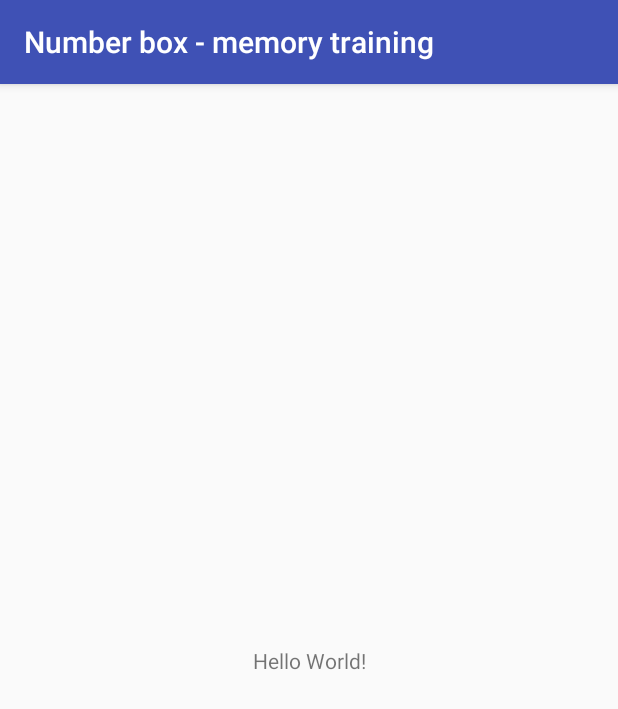
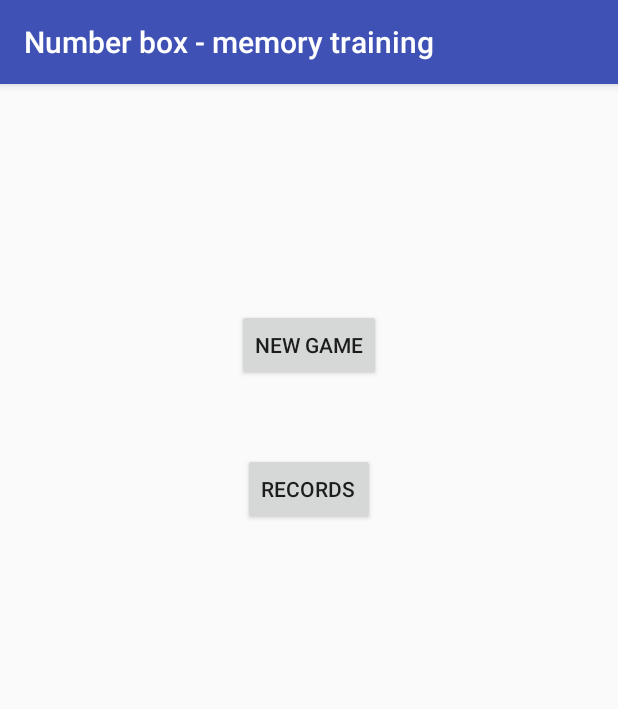
Before and after one commit to KillOK/Number-sequence---memory-training, an Android app: the screen it shows after launch (FirstScreenActivity before the commit, MainMenuActivity after it), on a phone screen of 412 x 824 dp. Shown: the top 709 px of the screen. Run offline under Robolectric (Android 15) with nearby library versions, the phone set to English and light mode, and no system bars.

Commit message:
Create Menu screen

```diff
--- a/app/src/main/AndroidManifest.xml
+++ b/app/src/main/AndroidManifest.xml
@@ -9,7 +9,7 @@
         android:roundIcon="@mipmap/ic_launcher_round"
         android:supportsRtl="true"
         android:theme="@style/AppTheme">
-        <activity android:name=".FirstScreenActivity">
+        <activity android:name=".mainMenu.MainMenuActivity">
             <intent-filter>
                 <action android:name="android.intent.action.MAIN" />
 
--- a/app/src/main/java/romansoviak/com/numberbox_memorytraining/FirstScreenActivity.kt
+++ /dev/null
@@ -1,12 +0,0 @@
-package romansoviak.com.numberbox_memorytraining
-
-import android.support.v7.app.AppCompatActivity
-import android.os.Bundle
-
-class FirstScreenActivity : AppCompatActivity() {
-
-    override fun onCreate(savedInstanceState: Bundle?) {
-        super.onCreate(savedInstanceState)
-        setContentView(R.layout.first_screen_activity)
-    }
-}
--- /dev/null
+++ b/app/src/main/java/romansoviak/com/numberbox_memorytraining/mainMenu/MainMenuActivity.java
@@ -0,0 +1,21 @@
+package romansoviak.com.numberbox_memorytraining.mainMenu;
+
+import android.app.Activity;
+import android.os.Bundle;
+import android.support.annotation.Nullable;
+import android.support.v7.app.AppCompatActivity;
+
+import romansoviak.com.numberbox_memorytraining.R;
+
+/**
+ * Created by Soviak Roman on 24.05.2018.
+ */
+
+public class MainMenuActivity extends AppCompatActivity {
+
+    @Override
+    protected void onCreate(@Nullable Bundle savedInstanceState) {
+        super.onCreate(savedInstanceState);
+        setContentView(R.layout.main_menu_activity);
+    }
+}
--- a/app/src/main/res/layout/first_screen_activity.xml
+++ /dev/null
@@ -1,18 +0,0 @@
-<?xml version="1.0" encoding="utf-8"?>
-<android.support.constraint.ConstraintLayout xmlns:android="http://schemas.android.com/apk/res/android"
-    xmlns:app="http://schemas.android.com/apk/res-auto"
-    xmlns:tools="http://schemas.android.com/tools"
-    android:layout_width="match_parent"
-    android:layout_height="match_parent"
-    tools:context="romansoviak.com.numberbox_memorytraining.FirstScreenActivity">
-
-    <TextView
-        android:layout_width="wrap_content"
-        android:layout_height="wrap_content"
-        android:text="Hello World!"
-        app:layout_constraintBottom_toBottomOf="parent"
-        app:layout_constraintLeft_toLeftOf="parent"
-        app:layout_constraintRight_toRightOf="parent"
-        app:layout_constraintTop_toTopOf="parent" />
-
-</android.support.constraint.ConstraintLayout>
--- /dev/null
+++ b/app/src/main/res/layout/main_menu_activity.xml
@@ -0,0 +1,32 @@
+<?xml version="1.0" encoding="utf-8"?>
+<android.support.constraint.ConstraintLayout xmlns:android="http://schemas.android.com/apk/res/android"
+    xmlns:app="http://schemas.android.com/apk/res-auto"
+    xmlns:tools="http://schemas.android.com/tools"
+    android:layout_width="match_parent"
+    android:layout_height="match_parent"
+    tools:context="romansoviak.com.numberbox_memorytraining.mainMenu.MainMenuActivity"
+    tools:layout_editor_absoluteY="81dp">
+
+    <Button
+        android:id="@+id/new_game_button"
+        android:layout_width="wrap_content"
+        android:layout_height="wrap_content"
+        android:layout_marginTop="150dp"
+        android:gravity="center_vertical"
+        android:text="@string/new_game_text"
+        app:layout_constraintEnd_toEndOf="parent"
+        app:layout_constraintStart_toStartOf="parent"
+        app:layout_constraintTop_toTopOf="parent" />
+
+    <Button
+        android:id="@+id/records_button"
+        android:layout_width="wrap_content"
+        android:layout_height="wrap_content"
+        android:layout_marginTop="48dp"
+        android:gravity="center_vertical"
+        android:text="@string/records_text"
+        app:layout_constraintEnd_toEndOf="parent"
+        app:layout_constraintStart_toStartOf="parent"
+        app:layout_constraintTop_toBottomOf="@+id/new_game_button" />
+
+</android.support.constraint.ConstraintLayout>
--- a/app/src/main/res/values/strings.xml
+++ b/app/src/main/res/values/strings.xml
@@ -1,3 +1,5 @@
 <resources>
     <string name="app_name">Number box - memory training</string>
+    <string name="new_game_text">New Game</string>
+    <string name="records_text">Records</string>
 </resources>
```
